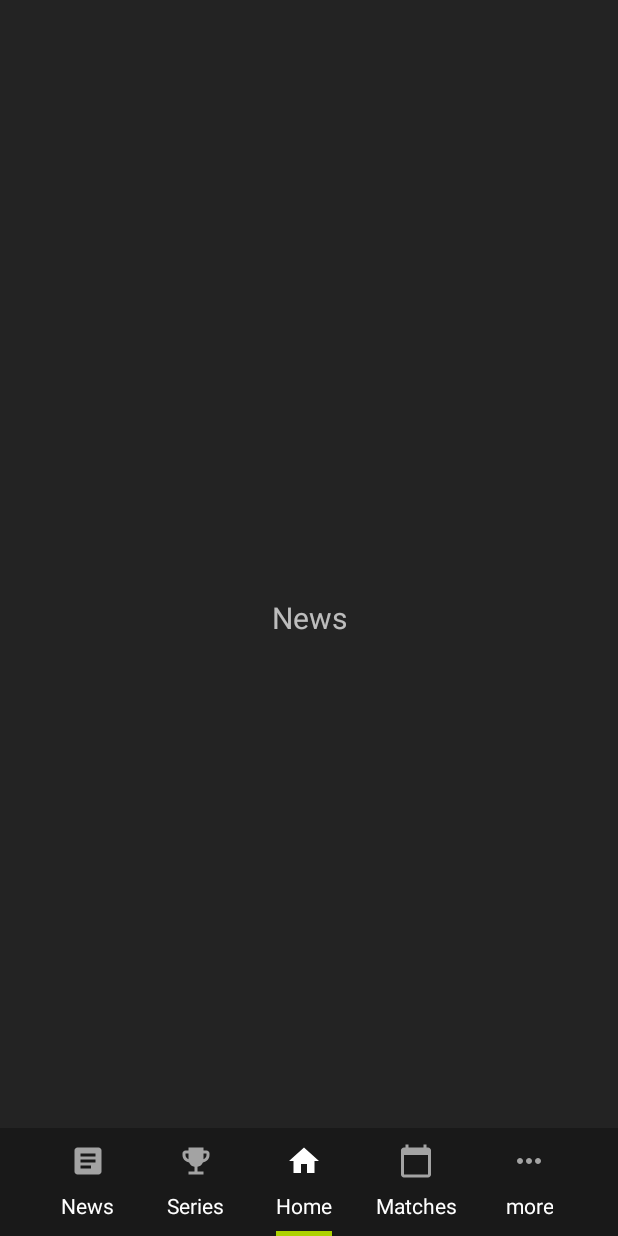
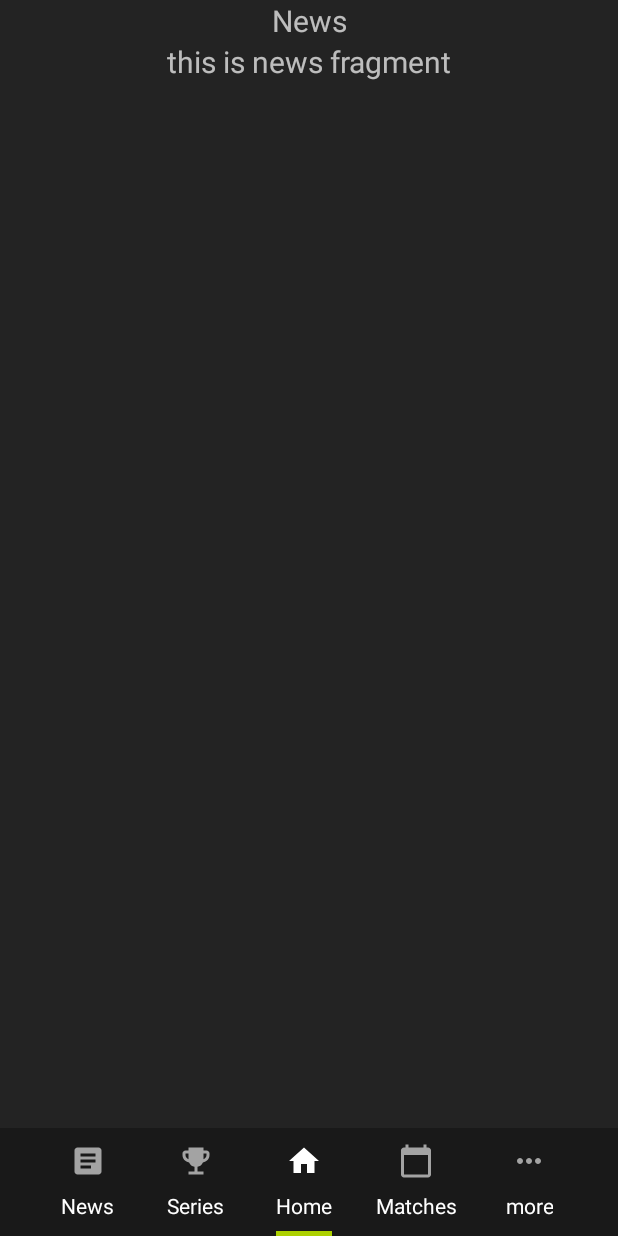
Before and after one commit to rachit0904/CricketScoreApp, an Android app: the fragment newsFrag placed in its activity, on a phone screen of 412 x 824 dp. Run offline under Robolectric (Android 15) with nearby library versions, the phone set to English and light mode, and no system bars.

Commit message:
date 8:5:21(1)
date 8:5:21 -1 commit

```diff
--- a/app/src/main/res/layout/news_fragment.xml
+++ b/app/src/main/res/layout/news_fragment.xml
@@ -4,6 +4,7 @@
     xmlns:tools="http://schemas.android.com/tools"
     android:layout_width="match_parent"
     android:layout_height="match_parent"
+    android:orientation="vertical"
     tools:context=".ui.News.newsFrag">
 
     <TextView
@@ -15,4 +16,13 @@
         android:text="@string/News"
         android:textSize="20sp"/>
 
+    <TextView
+        android:id="@+id/text_dashboard2"
+        android:layout_width="match_parent"
+        android:layout_height="wrap_content"
+        android:layout_gravity="center"
+        android:textAlignment="center"
+        android:text="this is news fragment"
+        android:textSize="20sp"/>
+
 </LinearLayout>
```
Also changed, not shown: 1 other file.
